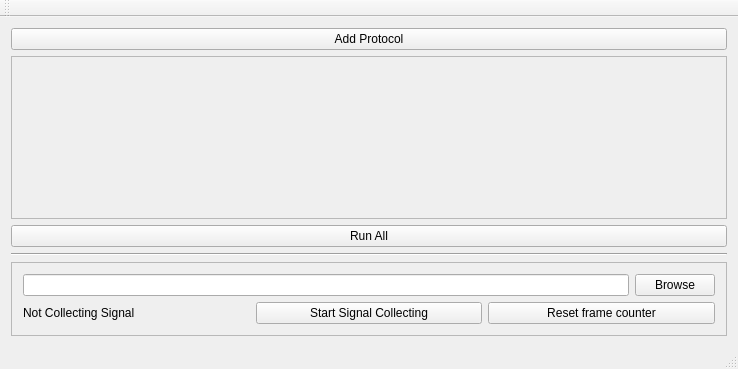
Before: the Qt Designer form SignalFlowMaster/form/labjack_u3_control_ui.ui in cyk-git/SignalFlowMaster, drawn with Qt 5.
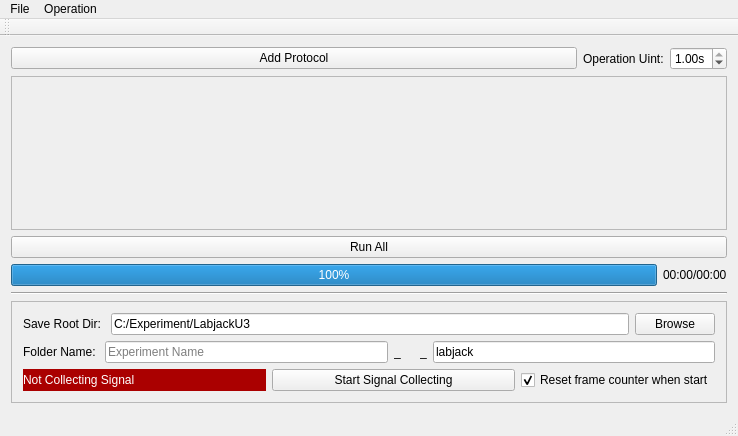
After: the same form once the commit is applied.

```diff
--- a/SignalFlowMaster/form/labjack_u3_control_ui.ui
+++ b/SignalFlowMaster/form/labjack_u3_control_ui.ui
@@ -7,7 +7,7 @@
     <x>0</x>
     <y>0</y>
     <width>738</width>
-    <height>369</height>
+    <height>436</height>
    </rect>
   </property>
   <property name="windowTitle">
@@ -15,14 +15,137 @@
   </property>
   <widget class="QWidget" name="centralWidget">
    <layout class="QGridLayout" name="gridLayout">
-    <item row="0" column="0">
-     <widget class="QPushButton" name="pushButton_add">
-      <property name="text">
-       <string>Add Protocol</string>
+    <item row="7" column="0">
+     <widget class="QFrame" name="frame">
+      <property name="frameShape">
+       <enum>QFrame::StyledPanel</enum>
       </property>
+      <property name="frameShadow">
+       <enum>QFrame::Raised</enum>
+      </property>
+      <layout class="QVBoxLayout" name="verticalLayout_2">
+       <item>
+        <layout class="QHBoxLayout" name="horizontalLayout_2">
+         <item>
+          <widget class="QLabel" name="label_5">
+           <property name="minimumSize">
+            <size>
+             <width>73</width>
+             <height>0</height>
+            </size>
+           </property>
+           <property name="text">
+            <string>Save Root Dir: </string>
+           </property>
+          </widget>
+         </item>
+         <item>
+          <widget class="QLineEdit" name="lineEdit_storeRootDir">
+           <property name="text">
+            <string>C:/Experiment/LabjackU3</string>
+           </property>
+           <property name="readOnly">
+            <bool>true</bool>
+           </property>
+          </widget>
+         </item>
+         <item>
+          <widget class="QPushButton" name="pushButton_storePath">
+           <property name="text">
+            <string>Browse</string>
+           </property>
+          </widget>
+         </item>
+        </layout>
+       </item>
+       <item>
+        <layout class="QHBoxLayout" name="horizontalLayout_3">
+         <item>
+          <widget class="QLabel" name="label">
+           <property name="minimumSize">
+            <size>
+             <width>73</width>
+             <height>0</height>
+            </size>
+           </property>
+           <property name="text">
+            <string>Folder Name: </string>
+           </property>
+          </widget>
+         </item>
+         <item>
+          <widget class="QLineEdit" name="lineEdit_prefix">
+           <property name="placeholderText">
+            <string>Experiment Name</string>
+           </property>
+          </widget>
+         </item>
+         <item>
+          <widget class="QLabel" name="label_2">
+           <property name="text">
+            <string>_</string>
+           </property>
+          </widget>
+         </item>
+         <item>
+          <widget class="QLabel" name="label_timestemp">
+           <property name="text">
+            <string>&lt;timestamp&gt;</string>
+           </property>
+          </widget>
+         </item>
+         <item>
+          <widget class="QLabel" name="label_3">
+           <property name="text">
+            <string>_</string>
+           </property>
+          </widget>
+         </item>
+         <item>
+          <widget class="QLineEdit" name="lineEdit_surfix">
+           <property name="text">
+            <string>labjack</string>
+           </property>
+          </widget>
+         </item>
+        </layout>
+       </item>
+       <item>
+        <layout class="QHBoxLayout" name="horizontalLayout" stretch="1,1,0">
+         <item>
+          <widget class="QLabel" name="label_collect">
+           <property name="styleSheet">
+            <string notr="true">color: rgb(255, 255, 255);
+background-color: rgb(170, 0, 0);</string>
+           </property>
+           <property name="text">
+            <string>Not Collecting Signal</string>
+           </property>
+          </widget>
+         </item>
+         <item>
+          <widget class="QPushButton" name="pushButton_collect">
+           <property name="text">
+            <string>Start Signal Collecting</string>
+           </property>
+          </widget>
+         </item>
+         <item>
+          <widget class="QCheckBox" name="checkBox_resetCounter">
+           <property name="text">
+            <string>Reset frame counter when start</string>
+           </property>
+           <property name="checked">
+            <bool>true</bool>
+           </property>
+          </widget>
+         </item>
+        </layout>
+       </item>
+      </layout>
      </widget>
     </item>
-    <item row="1" column="0">
+    <item row="2" column="0">
      <widget class="QScrollArea" name="scrollArea_protocols">
       <property name="widgetResizable">
        <bool>true</bool>
@@ -32,21 +155,21 @@
         <rect>
          <x>0</x>
          <y>0</y>
-         <width>718</width>
-         <height>143</height>
+         <width>714</width>
+         <height>114</height>
         </rect>
        </property>
       </widget>
      </widget>
     </item>
-    <item row="2" column="0">
+    <item row="3" column="0">
      <widget class="QPushButton" name="pushButton_runAll">
       <property name="text">
        <string>Run All</string>
       </property>
      </widget>
     </item>
-    <item row="3" column="0">
+    <item row="6" column="0">
      <widget class="Line" name="line">
       <property name="orientation">
        <enum>Qt::Horizontal</enum>
@@ -54,59 +177,71 @@
      </widget>
     </item>
     <item row="4" column="0">
-     <widget class="QFrame" name="frame">
-      <property name="frameShape">
-       <enum>QFrame::StyledPanel</enum>
-      </property>
-      <property name="frameShadow">
-       <enum>QFrame::Raised</enum>
-      </property>
-      <layout class="QVBoxLayout" name="verticalLayout_2">
-       <item>
-        <layout class="QHBoxLayout" name="horizontalLayout_2">
-         <item>
-          <widget class="QLineEdit" name="lineEdit_storePath">
-           <property name="readOnly">
-            <bool>true</bool>
-           </property>
-          </widget>
-         </item>
-         <item>
-          <widget class="QPushButton" name="pushButton_storePath">
-           <property name="text">
-            <string>Browse</string>
-           </property>
-          </widget>
-         </item>
-        </layout>
-       </item>
-       <item>
-        <layout class="QHBoxLayout" name="horizontalLayout">
-         <item>
-          <widget class="QLabel" name="label_collect">
-           <property name="text">
-            <string>Not Collecting Signal</string>
-           </property>
-          </widget>
-         </item>
-         <item>
-          <widget class="QPushButton" name="pushButton_collect">
-           <property name="text">
-            <string>Start Signal Collecting</string>
-           </property>
-          </widget>
-         </item>
-         <item>
-          <widget class="QPushButton" name="pushButton_reset">
-           <property name="text">
-            <string>Reset frame counter</string>
-           </property>
-          </widget>
-         </item>
-        </layout>
-       </item>
-      </layout>
-     </widget>
+     <layout class="QHBoxLayout" name="horizontalLayout_4">
+      <item>
+       <widget class="QProgressBar" name="progressBar_run">
+        <property name="maximum">
+         <number>1</number>
+        </property>
+        <property name="value">
+         <number>1</number>
+        </property>
+       </widget>
+      </item>
+      <item>
+       <widget class="QLabel" name="label_run">
+        <property name="text">
+         <string>00:00/00:00</string>
+        </property>
+       </widget>
+      </item>
+     </layout>
+    </item>
+    <item row="0" column="0">
+     <layout class="QHBoxLayout" name="horizontalLayout_5" stretch="1,0,0">
+      <item>
+       <widget class="QPushButton" name="pushButton_add">
+        <property name="text">
+         <string>Add Protocol</string>
+        </property>
+       </widget>
+      </item>
+      <item>
+       <widget class="QLabel" name="label_4">
+        <property name="toolTip">
+         <string>If the operation duration cannot be precisely controlled, try reducing the Operation Unit.</string>
+        </property>
+        <property name="text">
+         <string>Operation Uint:</string>
+        </property>
+       </widget>
+      </item>
+      <item>
+       <widget class="QDoubleSpinBox" name="doubleSpinBox_opUnit">
+        <property name="toolTip">
+         <string>If the operation duration cannot be precisely controlled, try reducing the Operation Unit.</string>
+        </property>
+        <property name="suffix">
+         <string>s</string>
+        </property>
+        <property name="minimum">
+         <double>0.020000000000000</double>
+        </property>
+        <property name="maximum">
+         <double>1.000000000000000</double>
+        </property>
+        <property name="singleStep">
+         <double>0.010000000000000</double>
+        </property>
+        <property name="stepType">
+         <enum>QAbstractSpinBox::AdaptiveDecimalStepType</enum>
+        </property>
+        <property name="value">
+         <double>1.000000000000000</double>
+        </property>
+       </widget>
+      </item>
+     </layout>
     </item>
    </layout>
   </widget>
@@ -116,9 +251,26 @@
      <x>0</x>
      <y>0</y>
      <width>738</width>
-     <height>23</height>
+     <height>25</height>
     </rect>
    </property>
+   <widget class="QMenu" name="menuFile">
+    <property name="title">
+     <string>File</string>
+    </property>
+    <addaction name="actionLoad_Protocols"/>
+    <addaction name="actionAdd_Protocols"/>
+    <addaction name="separator"/>
+    <addaction name="actionSave_Protocols"/>
+   </widget>
+   <widget class="QMenu" name="menuOperation">
+    <property name="title">
+     <string>Operation</string>
+    </property>
+    <addaction name="actionReset_Frame_Counter"/>
+   </widget>
+   <addaction name="menuFile"/>
+   <addaction name="menuOperation"/>
   </widget>
   <widget class="QToolBar" name="mainToolBar">
    <attribute name="toolBarArea">
```
Left out of the diff: 20 changed lines with no effect on the pictures.
